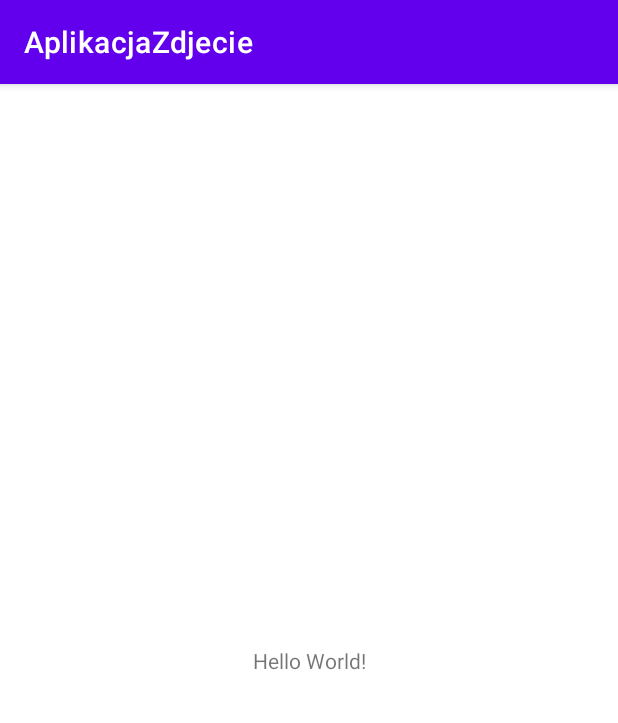
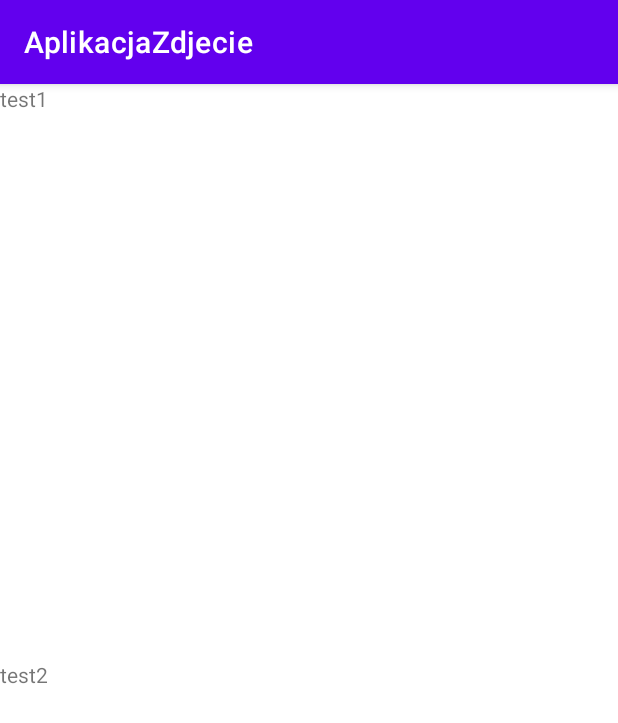
Before and after one commit to Exr3d/AplikacjaZdjecie, an Android app: the screen it shows after launch (MainActivity), on a phone screen of 412 x 824 dp. Shown: the top 723 px of the screen. Run offline under Robolectric (Android 15) with nearby library versions, the phone set to English and light mode, and no system bars.

Commit message:
Poczatki tworzenia layout'u

```diff
--- a/app/src/main/res/layout/activity_main.xml
+++ b/app/src/main/res/layout/activity_main.xml
@@ -1,18 +1,35 @@
 <?xml version="1.0" encoding="utf-8"?>
-<androidx.constraintlayout.widget.ConstraintLayout xmlns:android="http://schemas.android.com/apk/res/android"
+<LinearLayout xmlns:android="http://schemas.android.com/apk/res/android"
     xmlns:app="http://schemas.android.com/apk/res-auto"
     xmlns:tools="http://schemas.android.com/tools"
     android:layout_width="match_parent"
     android:layout_height="match_parent"
-    tools:context=".MainActivity">
+    tools:context=".MainActivity"
+    android:orientation="vertical">
 
-    <TextView
-        android:layout_width="wrap_content"
-        android:layout_height="wrap_content"
-        android:text="Hello World!"
-        app:layout_constraintBottom_toBottomOf="parent"
-        app:layout_constraintEnd_toEndOf="parent"
-        app:layout_constraintStart_toStartOf="parent"
-        app:layout_constraintTop_toTopOf="parent" />
 
-</androidx.constraintlayout.widget.ConstraintLayout>
+
+        <LinearLayout
+            android:layout_width="match_parent"
+            android:layout_weight="1"
+            android:layout_height="0dp"
+            >
+            <TextView
+                android:layout_width="match_parent"
+                android:layout_height="match_parent"
+                android:text="test1"/>
+
+        </LinearLayout>
+        <LinearLayout
+            android:layout_width="match_parent"
+            android:layout_weight="1"
+             android:layout_height="0dp">
+
+            <TextView
+                android:layout_width="match_parent"
+                android:layout_height="match_parent"
+                android:text="test2"/>
+
+        </LinearLayout>
+
+    </LinearLayout>
```
